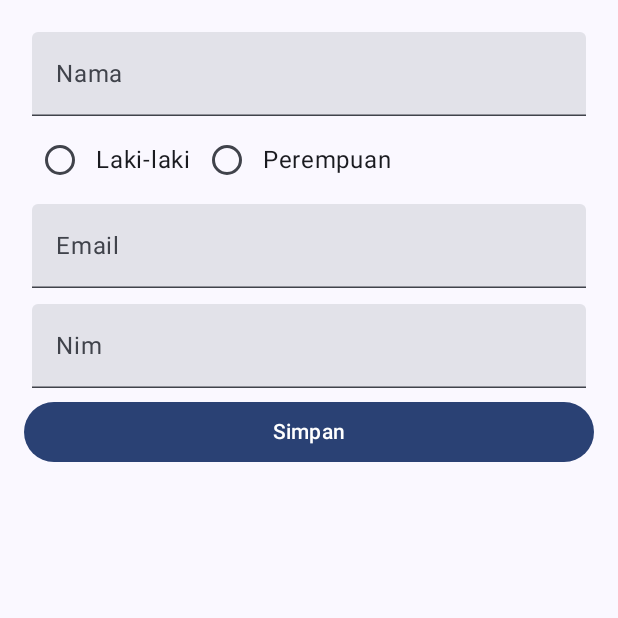
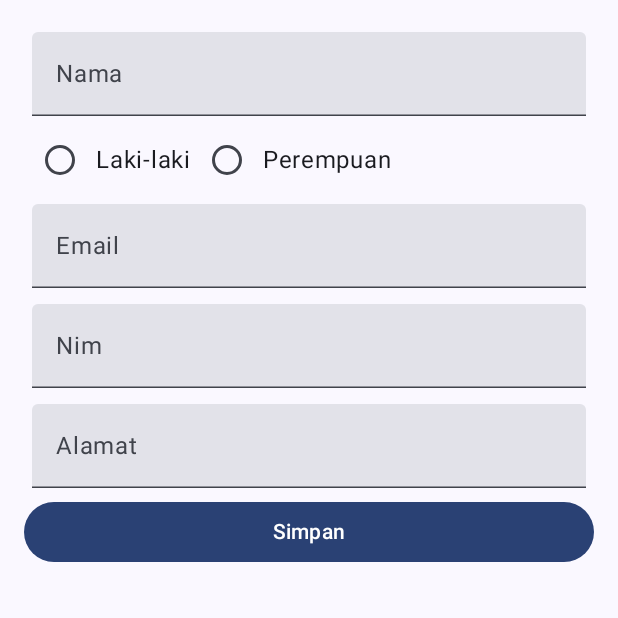
Before and after one commit to emzhran/QuestNavigasiMVVM_118, an Android app built with Jetpack Compose: the screen it shows after launch (MainActivity), on a phone screen of 412 x 824 dp, the top half of it. Run offline under Robolectric (Android 15) with nearby library versions, the phone set to English and light mode, and no system bars.

Commit message:
menambahkan variabel alamat dan memperbarui listdata untuk alamat, dan menambah textfield untuk alamat

```diff
--- a/app/src/main/java/com/example/mvvm118/ui/view/FormulirView.kt
+++ b/app/src/main/java/com/example/mvvm118/ui/view/FormulirView.kt
@@ -31,8 +31,9 @@ fun FormulirView(
     var gender by remember { mutableStateOf("") }
     var email by remember { mutableStateOf("") }
     var nim by remember { mutableStateOf("") }
+    var alamat by remember { mutableStateOf("") }
 
-    val listData : MutableList<String> = mutableListOf(nama, gender, email, nim)
+    val listData : MutableList<String> = mutableListOf(nama, gender, email, nim, alamat)
 
     Column(
         modifier = modifier.fillMaxSize().padding(16.dp),
@@ -83,6 +84,17 @@ fun FormulirView(
             modifier = Modifier.fillMaxWidth().padding(5.dp),
             keyboardOptions = KeyboardOptions(keyboardType = KeyboardType.Number)
         )
+        TextField(
+            value = alamat,
+            onValueChange = { alamat = it },
+            label = {
+                Text(text = "Alamat")
+            },
+            placeholder = {
+                Text(text = "Isi Alamat Anda")
+            },
+            modifier = Modifier.fillMaxWidth().padding(5.dp)
+        )
         Button(
             modifier = Modifier.fillMaxWidth(),
             onClick = {
```
